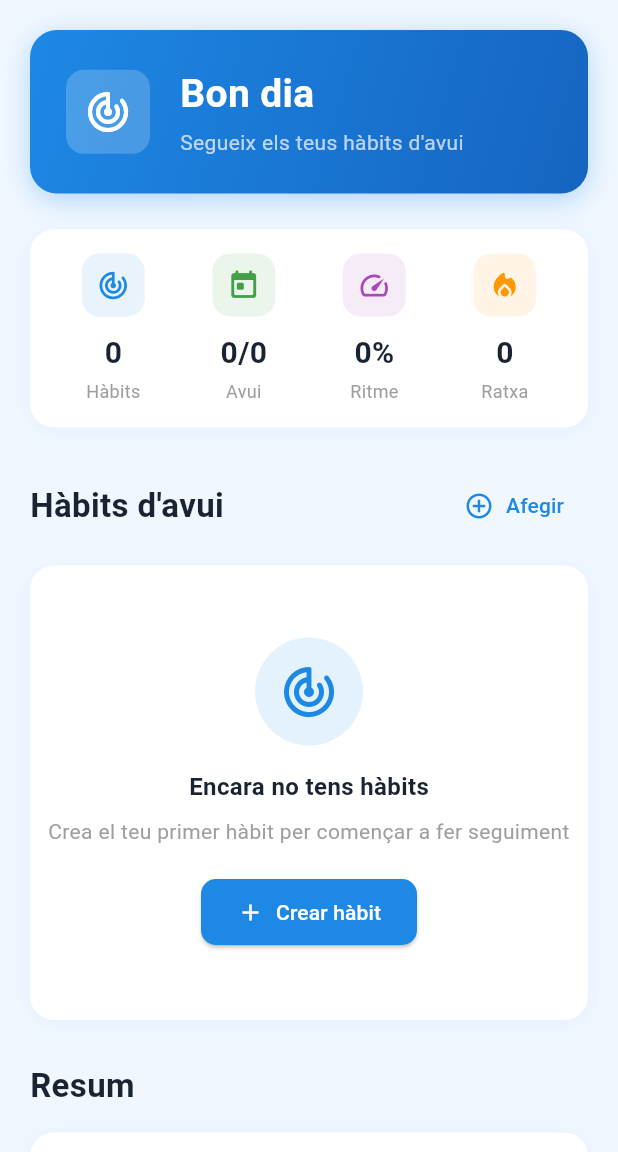
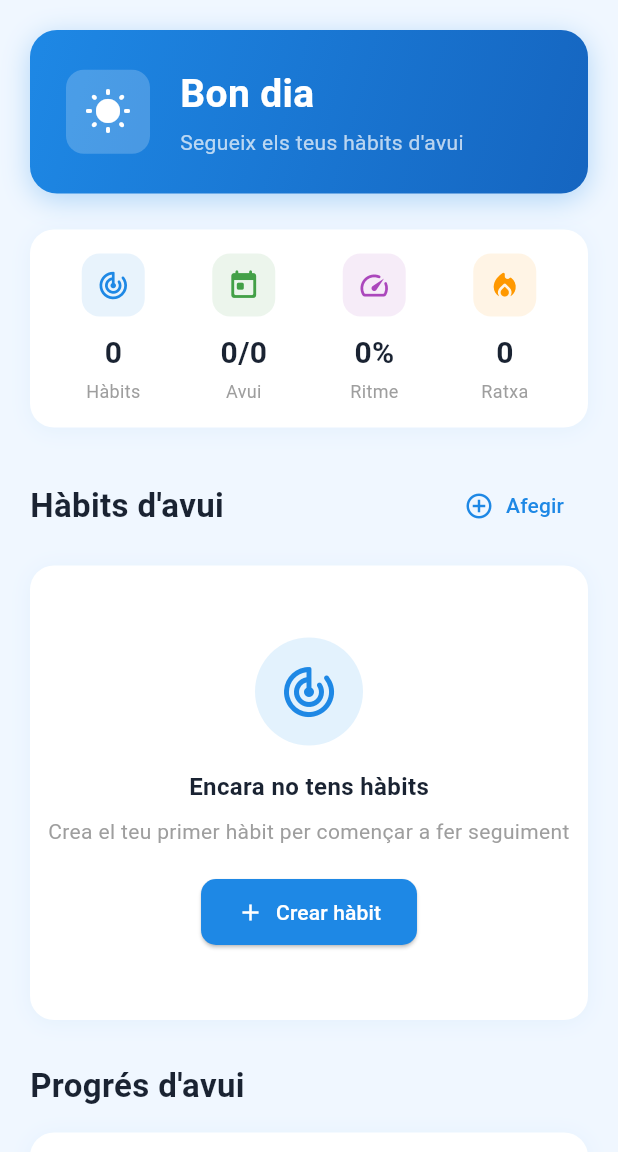
Before and after one commit to DenisFV05/Flow-Tracker, a Flutter app: the MainScreen screen opened directly, on a phone screen of 412 x 824 dp, the part 84-1236 px from its top. Run offline on Flutter 3.47's test engine with Material 3 defaults, Android fonts, the phone set to English and light mode, and no system bars; our stand-ins replace file_picker, fl_chart, shared_preferences, sidebarx; accounts and stored records are empty; network calls fail.

Commit message:
dashboard hora real

```diff
--- a/frontend/frontend/lib/views/dashboardView.dart
+++ b/frontend/frontend/lib/views/dashboardView.dart
@@ -1,3 +1,4 @@
+import 'dart:async';
 import 'package:flowTracker/views/editarHabit.dart';
 import 'package:flowTracker/widgets/habits/HabitDetailView.dart';
 import 'package:flutter/material.dart';
@@ -6,7 +7,7 @@ import '../config/app_theme.dart';
 
 import '../widgets/habits/HabitCard.dart';
 import '../widgets/stats/StatsGrid.dart';
-import '../widgets/stats/quickStats.dart';
+import '../widgets/stats/todayProgress.dart';
 
 import '../models/habitsProvider.dart';
 import 'crearHabit.dart';
@@ -19,6 +20,8 @@ class DashboardView extends StatefulWidget {
 }
 
 class _DashboardViewState extends State<DashboardView> {
+  Timer? _timeTimer;
+
   @override
   void initState() {
     super.initState();
@@ -26,6 +29,16 @@ class _DashboardViewState extends State<DashboardView> {
     WidgetsBinding.instance.addPostFrameCallback((_) {
       context.read<HabitProvider>().loadDashboard();
     });
+
+    _timeTimer = Timer.periodic(const Duration(minutes: 1), (_) {
+      if (mounted) setState(() {});
+    });
+  }
+
+  @override
+  void dispose() {
+    _timeTimer?.cancel();
+    super.dispose();
   }
 
   Future<void> _refresh() async {
@@ -83,7 +96,7 @@ class _DashboardViewState extends State<DashboardView> {
                                     crossAxisAlignment: CrossAxisAlignment.start,
                                     children: [
                                       const Text(
-                                      'Resum',
+                                        'Progrés d\'avui',
                                         style: TextStyle(
                                           fontSize: 22,
                                           fontWeight: FontWeight.bold,
@@ -91,7 +104,7 @@ class _DashboardViewState extends State<DashboardView> {
                                         ),
                                       ),
                                       const SizedBox(height: 16),
-                                    const QuickStats(),
+                                      TodayProgress(habits: habits, habitStats: habitStats),
                                     ],
                                   ),
                               ),
@@ -105,7 +118,7 @@ class _DashboardViewState extends State<DashboardView> {
                             _buildHabitsList(habits, habitStats),
                             const SizedBox(height: 28),
                             const Text(
-                              'Resum',
+                              'Progrés d\'avui',
                               style: TextStyle(
                                 fontSize: 22,
                                 fontWeight: FontWeight.bold,
@@ -113,7 +126,7 @@ class _DashboardViewState extends State<DashboardView> {
                               ),
                             ),
                             const SizedBox(height: 16),
-                            const QuickStats(),
+                            TodayProgress(habits: habits, habitStats: habitStats),
                           ],
                         );
                       },
@@ -128,12 +141,16 @@ class _DashboardViewState extends State<DashboardView> {
   Widget _buildWelcomeHeader() {
     final hour = DateTime.now().hour;
     String greeting;
+    IconData greetingIcon;
     if (hour < 12) {
       greeting = 'Bon dia';
+      greetingIcon = Icons.wb_sunny_rounded;
     } else if (hour < 18) {
       greeting = 'Bona tarda';
+      greetingIcon = Icons.wb_cloudy_rounded;
     } else {
       greeting = 'Bona nit';
+      greetingIcon = Icons.nights_stay_rounded;
     }
 
     return Container(
@@ -161,8 +178,8 @@ class _DashboardViewState extends State<DashboardView> {
               color: Colors.white.withOpacity(0.2),
               borderRadius: BorderRadius.circular(12),
             ),
-            child: const Icon(
-              Icons.track_changes_rounded,
+            child: Icon(
+              greetingIcon,
               size: 32,
               color: Colors.white,
             ),
--- a/frontend/frontend/lib/widgets/stats/StatsGrid.dart
+++ b/frontend/frontend/lib/widgets/stats/StatsGrid.dart
@@ -18,7 +18,7 @@ class StatsGrid extends StatelessWidget {
 
   @override
   Widget build(BuildContext context) {
-    final rate = totalToday == 0 ? 0 : ((todayCompleted / totalToday) * 100).toStringAsFixed(0);
+    final rate = totalHabits == 0 ? 0 : ((todayCompleted / totalHabits) * 100).toStringAsFixed(0);
 
     return Container(
       padding: const EdgeInsets.all(16),
@@ -48,7 +48,7 @@ class StatsGrid extends StatelessWidget {
             child: StatCard(
               icon: Icons.today_rounded,
               title: "Avui",
-              value: "$todayCompleted/$totalToday",
+              value: "$todayCompleted/$totalHabits",
               color: AppTheme.success,
             ),
           ),
--- /dev/null
+++ b/frontend/frontend/lib/widgets/stats/todayProgress.dart
@@ -0,0 +1,122 @@
+import 'package:flutter/material.dart';
+import '../../config/app_theme.dart';
+
+class TodayProgress extends StatelessWidget {
+  final List<dynamic> habits;
+  final Map<String, dynamic> habitStats;
+
+  const TodayProgress({
+    super.key,
+    required this.habits,
+    required this.habitStats,
+  });
+
+  @override
+  Widget build(BuildContext context) {
+    final today = DateTime.now().toIso8601String().split('T').first;
+    final doneCount = habits.where((h) {
+      final stats = habitStats[h['id']] as Map<String, dynamic>?;
+      return stats?['lastCompletedDate'] == today;
+    }).length;
+
+    return Container(
+      width: double.infinity,
+      padding: const EdgeInsets.all(16),
+      decoration: BoxDecoration(
+        color: Colors.white,
+        borderRadius: BorderRadius.circular(16),
+        boxShadow: [
+          BoxShadow(
+            color: AppTheme.primary.withOpacity(0.06),
+            blurRadius: 12,
+            offset: const Offset(0, 2),
+          ),
+        ],
+      ),
+      child: Column(
+        crossAxisAlignment: CrossAxisAlignment.start,
+        children: [
+          Row(
+            mainAxisAlignment: MainAxisAlignment.spaceBetween,
+            children: [
+              const Text(
+                'Progrés d\'avui',
+                style: TextStyle(
+                  fontSize: 16,
+                  fontWeight: FontWeight.w600,
+                  color: AppTheme.textPrimary,
+                ),
+              ),
+              Text(
+                '$doneCount/${habits.length}',
+                style: TextStyle(
+                  fontSize: 14,
+                  fontWeight: FontWeight.w600,
+                  color: AppTheme.primary,
+                ),
+              ),
+            ],
+          ),
+          const SizedBox(height: 14),
+          if (habits.isEmpty)
+            Padding(
+              padding: const EdgeInsets.symmetric(vertical: 12),
+              child: Text(
+                'Crea un hàbit per començar',
+                style: TextStyle(fontSize: 13, color: Colors.grey[400]),
+              ),
+            )
+          else
+            ...habits.map((habit) {
+              final stats = habitStats[habit['id']] as Map<String, dynamic>?;
+              final doneToday = stats?['lastCompletedDate'] == today;
+              return Padding(
+                padding: const EdgeInsets.only(bottom: 8),
+                child: Row(
+                  children: [
+                    Container(
+                      padding: const EdgeInsets.all(4),
+                      decoration: BoxDecoration(
+                        color: doneToday
+                            ? AppTheme.successBg
+                            : Colors.grey.shade100,
+                        borderRadius: BorderRadius.circular(8),
+                      ),
+                      child: Icon(
+                        doneToday
+                            ? Icons.check_circle_rounded
+                            : Icons.radio_button_unchecked_rounded,
+                        size: 20,
+                        color: doneToday ? AppTheme.success : Colors.grey[400],
+                      ),
+                    ),
+                    const SizedBox(width: 12),
+                    Expanded(
+                      child: Text(
+                        habit['name'] ?? '',
+                        style: TextStyle(
+                          fontSize: 14,
+                          fontWeight: FontWeight.w500,
+                          color: doneToday
+                              ? AppTheme.textPrimary
+                              : Colors.grey[600],
+                        ),
+                      ),
+                    ),
+                    if (stats != null)
+                      Text(
+                        '${stats['currentStreak'] ?? 0} dies',
+                        style: TextStyle(
+                          fontSize: 12,
+                          color: Colors.grey[500],
+                        ),
+                      ),
+                  ],
+                ),
+              );
+            }),
+        ],
+      ),
+    );
+  }
+}
```
Also changed, not shown: 2 other files. Lines whose indentation alone changed are shown as unchanged.
